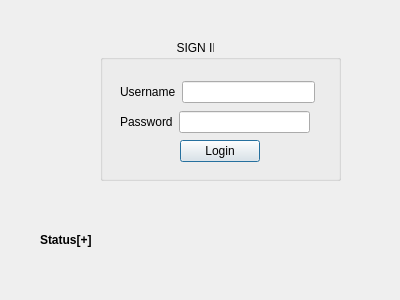
The window that client/login.ui (alu0100851700/ChatMultiusuario) describes before a commit, drawn with Qt 5.
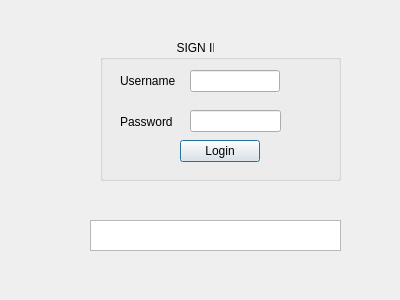
The same window after the commit.

Commit message: Arreglado boton Room y temas del login

What changed in the file:
```diff
--- a/client/login.ui
+++ b/client/login.ui
@@ -16,8 +16,8 @@
   <widget class="QLabel" name="statusLabel">
    <property name="geometry">
     <rect>
-     <x>40</x>
-     <y>225</y>
+     <x>100</x>
+     <y>220</y>
      <width>291</width>
      <height>31</height>
     </rect>
@@ -51,57 +51,71 @@
      <string>Login</string>
     </property>
    </widget>
-   <widget class="QWidget" name="layoutWidget">
+   <widget class="QLabel" name="label_2">
     <property name="geometry">
      <rect>
       <x>20</x>
-      <y>40</y>
-      <width>195</width>
-      <height>24</height>
+      <y>30</y>
+      <width>62</width>
+      <height>22</height>
      </rect>
     </property>
-    <layout class="QHBoxLayout" name="horizontalLayout">
-     <item>
-      <widget class="QLabel" name="label_2">
-       <property name="text">
-        <string>Username</string>
-       </property>
-      </widget>
-     </item>
-     <item>
-      <widget class="QLineEdit" name="lineEdit_username"/>
-     </item>
-    </layout>
+    <property name="text">
+     <string>Username</string>
+    </property>
    </widget>
-   <widget class="QWidget" name="layoutWidget">
+   <widget class="QLabel" name="label_3">
     <property name="geometry">
      <rect>
       <x>20</x>
       <y>70</y>
-      <width>190</width>
+      <width>57</width>
       <height>24</height>
      </rect>
     </property>
-    <layout class="QHBoxLayout" name="horizontalLayout_2">
-     <item>
-      <widget class="QLabel" name="label_3">
-       <property name="text">
-        <string>Password</string>
-       </property>
-      </widget>
-     </item>
-     <item>
-      <widget class="QLineEdit" name="lineEdit_password">
-       <property name="inputMask">
-        <string/>
-       </property>
-       <property name="echoMode">
-        <enum>QLineEdit::Password</enum>
-       </property>
-      </widget>
-     </item>
-    </layout>
+    <property name="text">
+     <string>Password</string>
+    </property>
    </widget>
+   <widget class="QLineEdit" name="lineEdit_username">
+    <property name="geometry">
+     <rect>
+      <x>90</x>
+      <y>30</y>
+      <width>90</width>
+      <height>22</height>
+     </rect>
+    </property>
+   </widget>
+   <widget class="QLineEdit" name="lineEdit_password">
+    <property name="geometry">
+     <rect>
+      <x>90</x>
+      <y>70</y>
+      <width>91</width>
+      <height>22</height>
+     </rect>
+    </property>
+    <property name="inputMask">
+     <string/>
+    </property>
+    <property name="echoMode">
+     <enum>QLineEdit::Password</enum>
+    </property>
+   </widget>
+  </widget>
+  <widget class="QPlainTextEdit" name="messageText">
+   <property name="geometry">
+    <rect>
+     <x>90</x>
+     <y>220</y>
+     <width>251</width>
+     <height>31</height>
+    </rect>
+   </property>
+   <property name="lineWidth">
+    <number>0</number>
+   </property>
   </widget>
  </widget>
  <resources/>
```
The commit also changes 8 other files.
